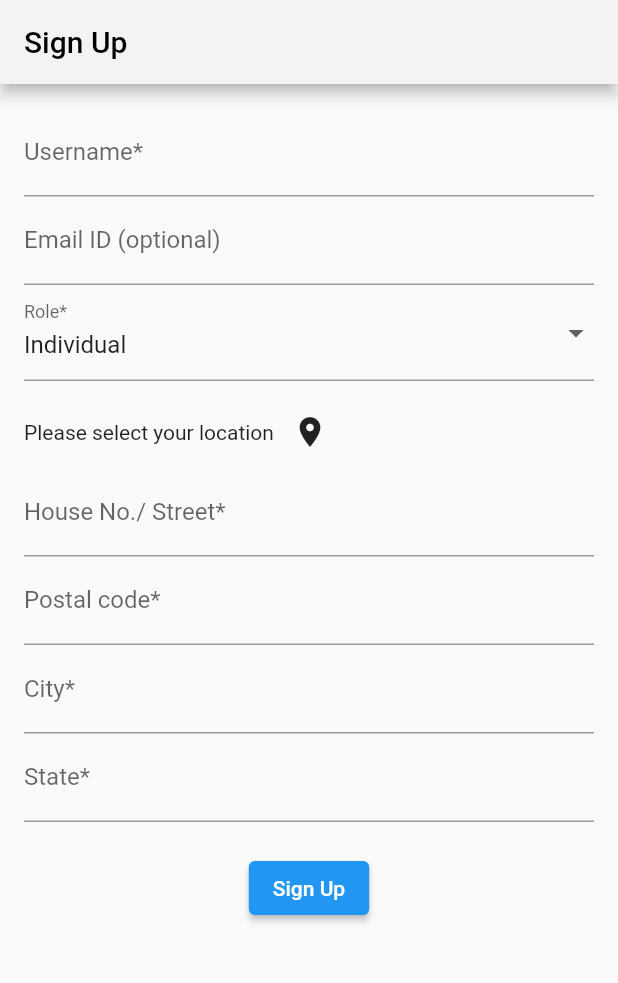
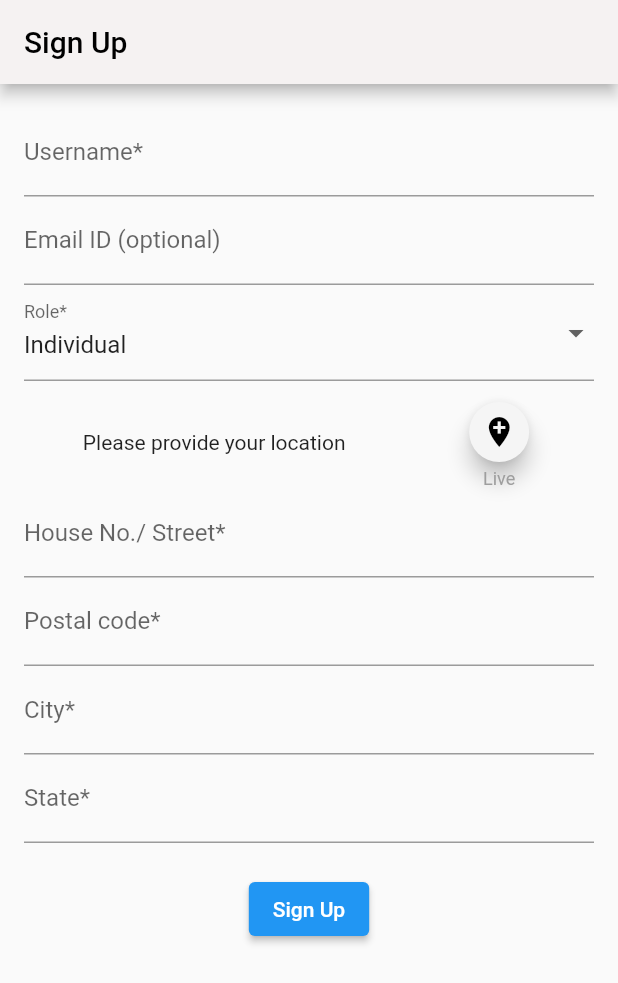
Before and after one commit to Cura-waste-management-app/Frontend, a Flutter app: the screen it shows after launch, on a phone screen of 412 x 824 dp. Shown: the top 983 px of the screen. Run offline on Flutter 3.47's test engine with Material 2 defaults, Android fonts, the phone set to English and light mode, and no system bars; our stand-ins replace country_picker, firebase_auth, firebase_core, flutter_riverpod, flutter_svg, geocoding and 7 more; missing offline and left inert: cloudinary_public, profanity_filter, searchbar_animation; accounts and stored records are empty.

Commit message:
location icon changed

```diff
--- a/lib/features/SplashScreen/splash.dart
+++ b/lib/features/SplashScreen/splash.dart
@@ -24,7 +24,7 @@ class _SplashScreenState extends State<SplashScreen> {
     WidgetsBinding.instance.addPostFrameCallback((_) async {
       try {
         final user = auth.currentUser;
-
+        final uid = user!.uid;
         if (user != null) {
           print('SIGNED INNNNNNNN');
           Timer(const Duration(seconds: 3), (() {
--- a/lib/screens/userDetails/user_details.dart
+++ b/lib/screens/userDetails/user_details.dart
@@ -73,7 +73,6 @@ class _UserDetailsState extends State<UserDetails> {
   }
 
   void sendUserDetails() async {
-
     var response = await http.post(Uri.parse('$base_url/user/addUser'), body: {
       'uid': uid,
       'name': userName,
@@ -135,13 +134,22 @@ class _UserDetailsState extends State<UserDetails> {
                 ),
                 const SizedBox(height: 10),
                 Row(
+                  mainAxisAlignment: MainAxisAlignment.spaceAround,
                   children: [
-                    const Text('Please select your location'),
-                    IconButton(
-                        onPressed: getCurrentLocation,
-                        icon: const Icon(
-                          Icons.location_on,
-                        )),
+                    const Text('Please provide your location'),
+                    Column(
+                      children: [
+                        FloatingActionButton.small(
+                            onPressed: getCurrentLocation,
+                            backgroundColor: Colors.grey.shade100,
+                            child: const Icon(
+                              Icons.add_location,
+                              color: Colors.black
+                            ),
+                            ),
+                            Text("Live", style: TextStyle(fontSize: 12 ,color: Colors.grey.shade500),)
+                      ],
+                    ),
                   ],
                 ),
                 TextFormField(
@@ -200,12 +208,11 @@ class _UserDetailsState extends State<UserDetails> {
                 const SizedBox(height: 20.0),
                 Center(
                   child: ElevatedButton(
-                    onPressed: ()  {
+                    onPressed: () {
                       if (_formKey.currentState!.validate()) {
                         _formKey.currentState!.save();
                         print(location!.street);
                         sendUserDetails();
-                        // TODO: Implement sign up logic
                       }
                     },
                     child: const Text('Sign Up'),
```
